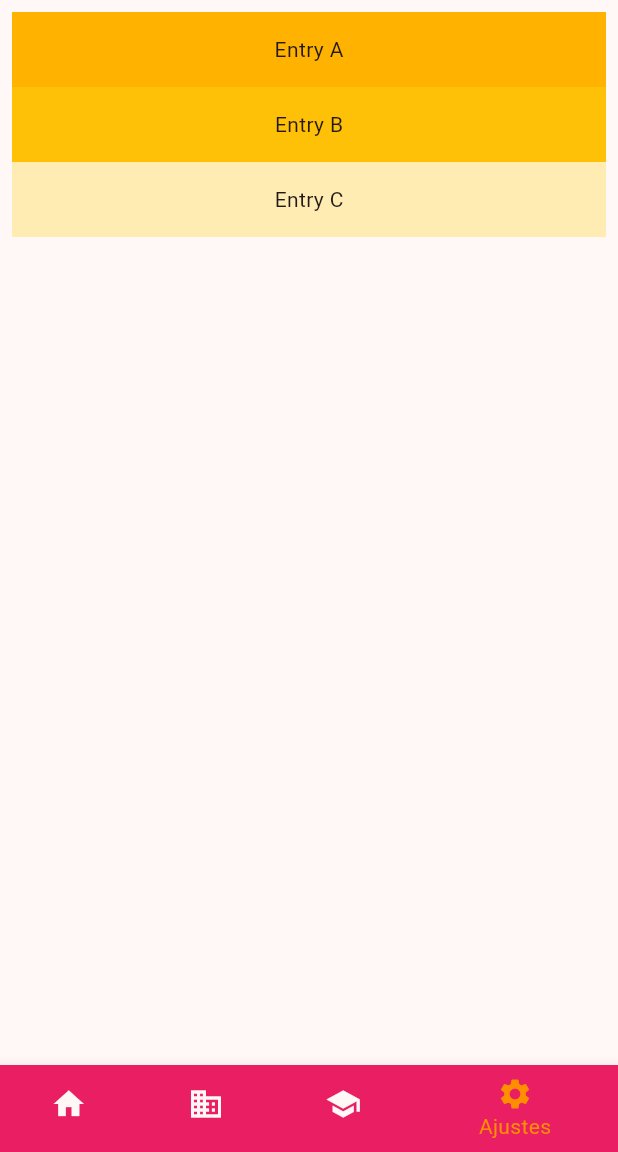
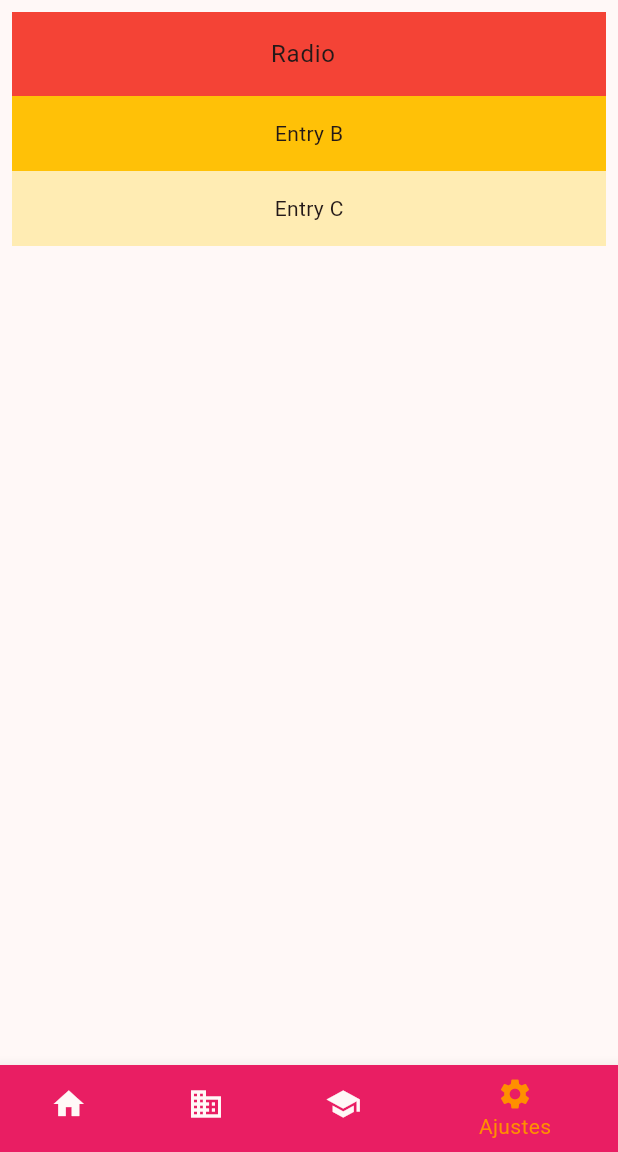
Before and after one commit to ElEdwinJSH/widgets_proyecto, a Flutter app: the screen it shows after launch, item 4 of the bottom bar chosen, on a phone screen of 412 x 824 dp, the part 84-1236 px from its top. Run offline on Flutter 3.47's test engine with Material 2 defaults, Android fonts, the phone set to English and light mode, and no system bars.

Commit message:
RadioClass hecho, cambio en list view

```diff
--- a/lib/pages/bottom_navigation_bar.dart
+++ b/lib/pages/bottom_navigation_bar.dart
@@ -15,6 +15,7 @@ class BNavigation extends StatefulWidget {
 
 class _BNavigationState extends State<BNavigation> {
   int _selecterIndex = 0;
+  // ignore: unused_field
   static const TextStyle optionStyle =
       TextStyle(fontSize: 30, fontWeight: FontWeight.bold);
   static const List<Widget> _widgetOptions = <Widget>[
--- a/lib/pages/list_view.dart
+++ b/lib/pages/list_view.dart
@@ -1,4 +1,5 @@
 import 'package:flutter/material.dart';
+import 'package:widgets_proyecto/pages/radio_class.dart';
 
 class ListV extends StatefulWidget {
   const ListV({super.key});
@@ -13,10 +14,17 @@ class _ListVState extends State<ListV> {
     return ListView(
       padding: const EdgeInsets.all(8),
       children: <Widget>[
-        Container(
-          height: 50,
-          color: Colors.amber[600],
-          child: const Center(child: Text('Entry A')),
+        ListTile(
+          //EN ESTE DENTRO DEL ON TAP SE PONE ESO PARA BUSCAR EL EL DE FORMCLASS DONDE TUVE QUE PONER UN SCAFOLD PARA QUE SE ABRIERA OTRA PAGINA
+          title: const Center(
+            child: Text('Radio'),
+          ),
+          tileColor: Colors.red,
+
+          onTap: () {
+            Navigator.of(context).push(MaterialPageRoute(
+                builder: (BuildContext context) => const RadioI()));
+          },
         ),
         Container(
           height: 50,
```
Also changed, not shown: lib/pages/radio_class.dart (added, +57 -0 lines).
